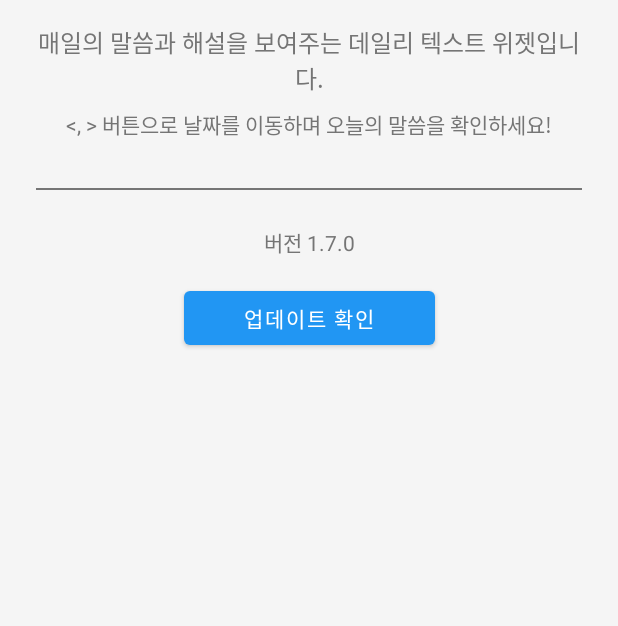
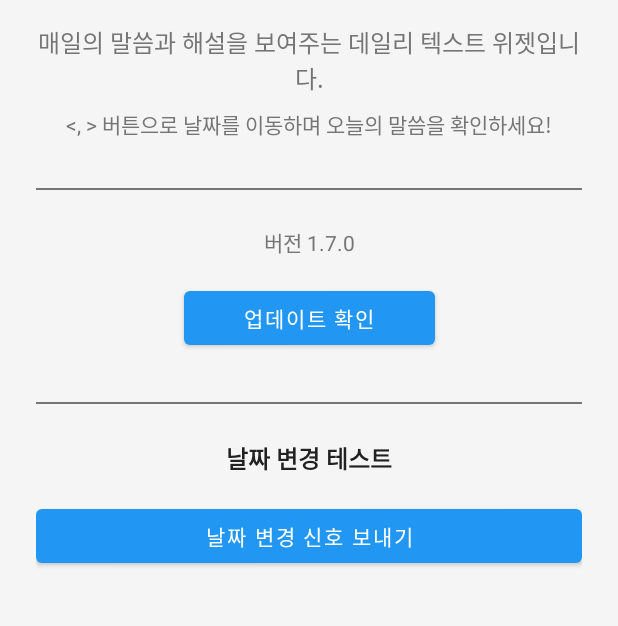
Before and after one commit to hanjungwoo3/daily_text, an Android app: the layout activity_main.xml on its own in the app's theme, with its tools: preview values and no code run, on a phone screen of 412 x 824 dp, the part 147-773 px from its top. Run offline under Robolectric (Android 15) with nearby library versions, the phone set to English and light mode, and no system bars.

Commit message:
Fix: 날짜 자동 갱신 로직 개선 및 테스트 기능 추가
- 알람 시간 계산 로직 수정: 과거 시간으로 설정되지 않도록 개선
- 위젯 업데이트 시 날짜 자동 비교 및 갱신 기능 추가
- 날짜 변경 신호 테스트 버튼 추가 (MainActivity)
- 알람 취소 로직 추가로 중복 알람 방지
- 더 상세한 로깅 추가 (현재 시간, 알람 시간, 남은 시간)
- CLAUDE.md 추가 (코드베이스 가이드)
- 버전 1.8.2로 업데이트

🤖 Generated with [Claude Code](https://claude.com/claude-code)

Co-Authored-By: Claude <noreply@anthropic.com>

```diff
--- a/app/build.gradle
+++ b/app/build.gradle
@@ -11,8 +11,8 @@ android {
         applicationId "com.example.daily_text"
         minSdk 21
         targetSdk 34
-        versionCode 5
-        versionName "1.8.1"
+        versionCode 6
+        versionName "1.8.2"
 
         testInstrumentationRunner "androidx.test.runner.AndroidJUnitRunner"
     }
--- a/app/src/main/res/layout/activity_main.xml
+++ b/app/src/main/res/layout/activity_main.xml
@@ -82,4 +82,39 @@
         app:layout_constraintStart_toStartOf="parent"
         app:layout_constraintEnd_toEndOf="parent" />
 
+    <!-- Test Section -->
+    <View
+        android:id="@+id/test_divider"
+        android:layout_width="0dp"
+        android:layout_height="1dp"
+        android:layout_marginTop="32dp"
+        android:background="@color/secondary_text_color"
+        app:layout_constraintTop_toBottomOf="@+id/update_button"
+        app:layout_constraintStart_toStartOf="parent"
+        app:layout_constraintEnd_toEndOf="parent" />
+
+    <TextView
+        android:id="@+id/test_label"
+        android:layout_width="wrap_content"
+        android:layout_height="wrap_content"
+        android:layout_marginTop="24dp"
+        android:text="날짜 변경 테스트"
+        android:textSize="16sp"
+        android:textStyle="bold"
+        android:textColor="@color/primary_text_color"
+        app:layout_constraintTop_toBottomOf="@+id/test_divider"
+        app:layout_constraintStart_toStartOf="parent"
+        app:layout_constraintEnd_toEndOf="parent" />
+
+    <Button
+        android:id="@+id/test_date_change_button"
+        android:layout_width="0dp"
+        android:layout_height="wrap_content"
+        android:layout_marginTop="16dp"
+        android:text="날짜 변경 신호 보내기"
+        android:textSize="14sp"
+        app:layout_constraintTop_toBottomOf="@+id/test_label"
+        app:layout_constraintStart_toStartOf="parent"
+        app:layout_constraintEnd_toEndOf="parent" />
+
 </androidx.constraintlayout.widget.ConstraintLayout>
```
Also changed, not shown: app/src/main/java/com/example/daily_text/DailyTextMainActivity.kt (+28 -0 lines), app/src/main/java/com/example/daily_text/DailyTextWidgetProvider.kt (+48 -18 lines), 1 other file.
